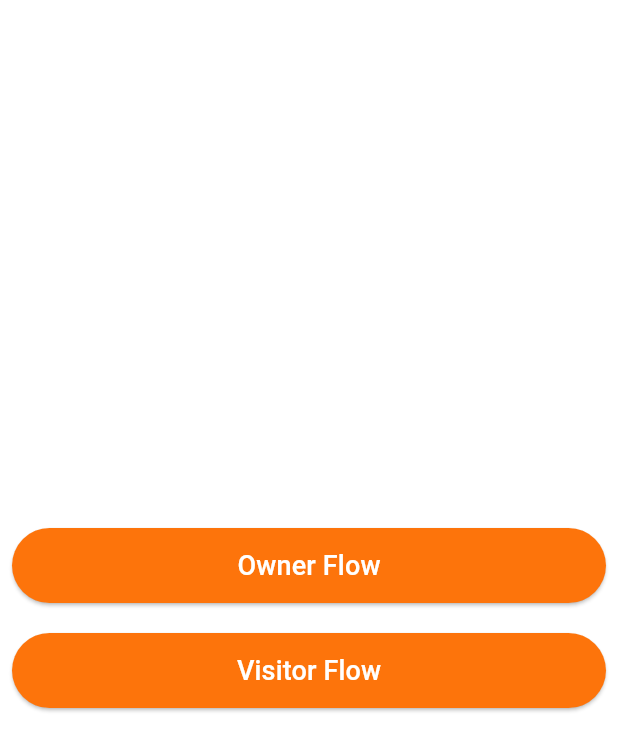
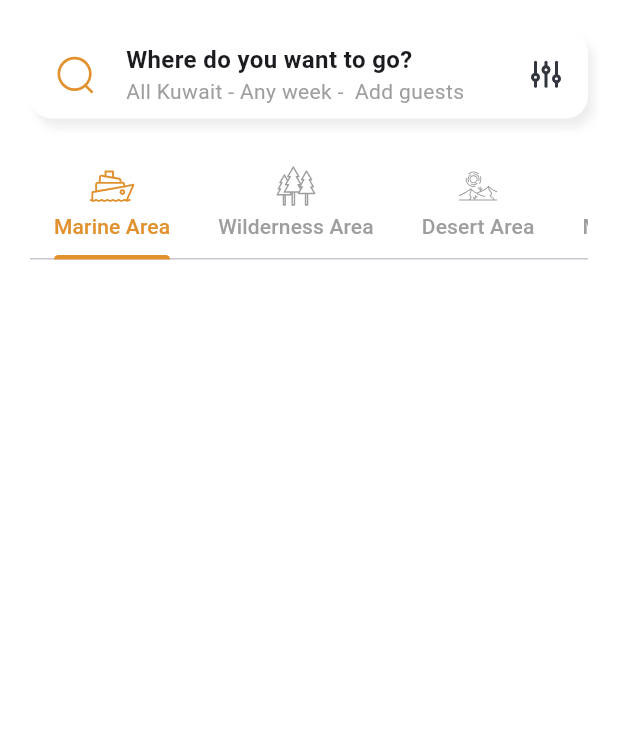
Before and after one commit to NehalAs/parotia, a Flutter app: the screen it shows after launch, after a tap on "Visitor Flow", on a phone screen of 412 x 824 dp. Shown: the top 751 px of the screen. Run offline on Flutter 3.47's test engine with Material 3 defaults, Android fonts, the phone set to English and light mode, and no system bars; our stand-ins replace flutter_svg, smooth_page_indicator, table_calendar; network calls fail.

Commit message:
begin home visitor view

```diff
--- /dev/null
+++ b/lib/core/shared_components/custom_svg.dart
@@ -0,0 +1,13 @@
+import 'package:flutter/material.dart';
+import 'package:flutter_svg/svg.dart';
+
+class CustomSvg extends StatelessWidget {
+  const CustomSvg({super.key, required this.icon,  this.color,  this.size});
+  final String icon;
+  final Color? color;
+  final double? size;
+  @override
+  Widget build(BuildContext context) {
+    return  SvgPicture.asset(icon,color:color,height: size,width:size,);
+  }
+}
--- a/lib/core/utils/app_colors.dart
+++ b/lib/core/utils/app_colors.dart
@@ -3,6 +3,7 @@ import 'dart:ui';
 class AppColors {
 
   static const Color orange0B = Color(0xFFFD740B);
+  static const Color orange2E = Color(0xFFE1912E);
   static const Color greyEE =  Color(0xffEEEEEE);
 
 
--- /dev/null
+++ b/lib/modules/vistors_modules/visitor_home/presentation/views/visitor_home_view.dart
@@ -0,0 +1,60 @@
+import 'package:flutter/cupertino.dart';
+import 'package:flutter/material.dart';
+import 'package:parotia/core/shared_components/custom_svg.dart';
+import 'package:parotia/modules/vistors_modules/visitor_home/presentation/widgets/my_tabBar.dart';
+import 'package:parotia/modules/vistors_modules/visitor_home/presentation/widgets/search_banner_item.dart';
+
+import '../../../../../core/utils/app_colors.dart';
+import '../../../../../generated/assets.dart';
+
+class VisitorHomeView extends StatefulWidget {
+  const VisitorHomeView({super.key});
+
+  @override
+  State<VisitorHomeView> createState() => _VisitorHomeViewState();
+}
+
+class _VisitorHomeViewState extends State<VisitorHomeView> {
+  int currentTapIndex = 0;
+  @override
+  Widget build(BuildContext context) {
+    return DefaultTabController(
+      length: 4,
+      child: Scaffold(
+        body: SafeArea(
+          child: Padding(
+            padding: const EdgeInsets.all(20),
+            child: Column(
+              children: [
+                const SearchBannerItem(),
+                const SizedBox(
+                  height: 20,
+                ),
+                TabBar(
+                    indicatorColor: AppColors.orange2E,
+                    labelColor: AppColors.orange2E,
+                    unselectedLabelColor: Colors.grey,
+                    unselectedLabelStyle: const TextStyle(),
+                    isScrollable: true,
+                    overlayColor: WidgetStatePropertyAll(
+                        AppColors.orange2E.withOpacity(0.1)),
+                    tabAlignment: TabAlignment.start,
+                    onTap: (index) {
+                      setState(() {
+                        currentTapIndex = index;
+                      });
+                    },
+                    tabs: [
+                      CustomTab(currentTapIndex: currentTapIndex, text: 'Marine Area', icon: Assets.svgsMarina,index: 0,),
+                      CustomTab(currentTapIndex: currentTapIndex, text: 'Wilderness Area', icon: Assets.svgsWild,index: 1,),
+                      CustomTab(currentTapIndex: currentTapIndex, text: 'Desert Area', icon: Assets.svgsDesert,index: 2,),
+                      CustomTab(currentTapIndex: currentTapIndex, text: 'Mountainous', icon: Assets.svgsMountain,index: 3,),
+                    ])
+              ],
+            ),
+          ),
+        ),
+      ),
+    );
+  }
+}
--- /dev/null
+++ b/lib/modules/vistors_modules/visitor_home/presentation/widgets/my_tabBar.dart
@@ -0,0 +1,29 @@
+import 'package:flutter/material.dart';
+import '../../../../../core/shared_components/custom_svg.dart';
+import '../../../../../core/utils/app_colors.dart';
+import '../../../../../generated/assets.dart';
+
+
+
+class CustomTab extends StatelessWidget {
+  const CustomTab({super.key, required this.currentTapIndex, required this.text, required this.icon, required this.index});
+
+  final int currentTapIndex;
+  final int index;
+  final String text;
+  final String icon;
+  @override
+  Widget build(BuildContext context) {
+
+    return Tab(
+      icon: CustomSvg(
+        icon: icon,
+        size: 30,
+        color: currentTapIndex == index
+            ? AppColors.orange2E
+            : Colors.grey,
+      ),
+      text: text,
+    );
+  }
+}
--- /dev/null
+++ b/lib/modules/vistors_modules/visitor_home/presentation/widgets/search_banner_item.dart
@@ -0,0 +1,44 @@
+import 'package:flutter/material.dart';
+import 'package:parotia/core/shared_components/custom_svg.dart';
+import 'package:parotia/core/utils/app_colors.dart';
+
+import '../../../../../core/utils/styles.dart';
+import '../../../../../generated/assets.dart';
+
+class SearchBannerItem extends StatelessWidget {
+  const SearchBannerItem({super.key});
+
+  @override
+  Widget build(BuildContext context) {
+    return Container(
+      padding: const EdgeInsets.symmetric(vertical: 8,horizontal: 16),
+      decoration: BoxDecoration(
+        color: Colors.white,
+        borderRadius: BorderRadius.circular(15),boxShadow: const [
+        BoxShadow(
+          color: AppColors.greyEE,
+          blurRadius: 4,
+          offset: Offset(4, 6), // Shadow position
+        ),
+      ],),
+      child: Row(
+        children: [
+          const CustomSvg(icon: Assets.svgsSearch,color: AppColors.orange2E,size: 28,),
+          const SizedBox(
+            width: 20,
+          ),
+          Expanded(
+            child: Column(
+              crossAxisAlignment: CrossAxisAlignment.start,
+              children: [
+                Text('Where do you want to go?',style: Styles.fontSize16Bold,),
+                Text('All Kuwait - Any week -  Add guests',style: Styles.fontSize14RegularGrey,),
+              ],
+            ),
+          ),
+          const CustomSvg(icon: Assets.svgsFilter,),
+        ],
+      ),
+    );
+  }
+}
--- a/lib/modules/welcome/presentation/views/welcome_view.dart
+++ b/lib/modules/welcome/presentation/views/welcome_view.dart
@@ -2,6 +2,7 @@ import 'package:flutter/material.dart';
 import 'package:parotia/core/utils/app_util.dart';
 import '../../../../core/shared_components/custom_button.dart';
 import '../../../owner_modules/my_rentals/presentation/views/make_rentals_view.dart';
+import '../../../vistors_modules/visitor_home/presentation/views/visitor_home_view.dart';
 
 class WelcomeView extends StatelessWidget {
   const WelcomeView({super.key});
@@ -17,7 +18,7 @@ class WelcomeView extends StatelessWidget {
             children: [
               CustomButton(text: 'Owner Flow', onPressed: () => AppUtil.mainNavigator(context,const MakeRentalsView()),),
               const SizedBox(height: 20,),
-              CustomButton(text: 'Visitor Flow', onPressed: () {},),
+              CustomButton(text: 'Visitor Flow', onPressed: () => AppUtil.mainNavigator(context,const VisitorHomeView()),),
             ],
           ),
         ),
```
Also changed, not shown: pubspec.yaml (+8 -0 lines), assets/svgs/desert.svg (added), assets/svgs/filter.svg (added), assets/svgs/marina.svg (added), assets/svgs/mountain.svg (added), assets/svgs/search.svg (added), assets/svgs/wild.svg (added), lib/generated/assets.dart (added), pubspec.lock.
